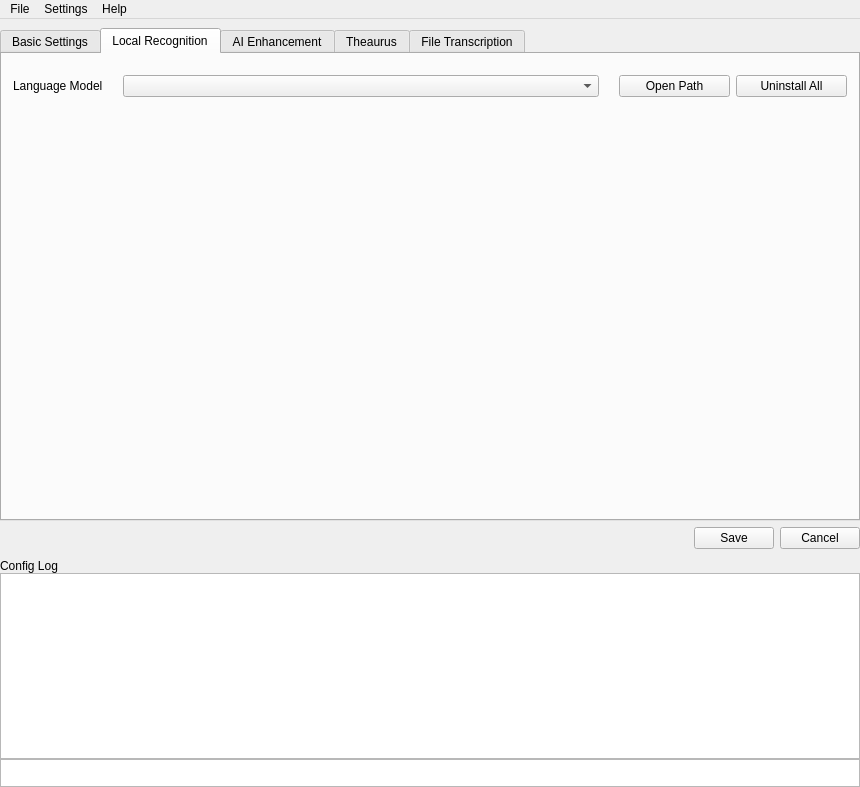
The window that src/MainWin.ui (Zeuear/IME_Audio) describes before a commit, drawn with Qt 5.
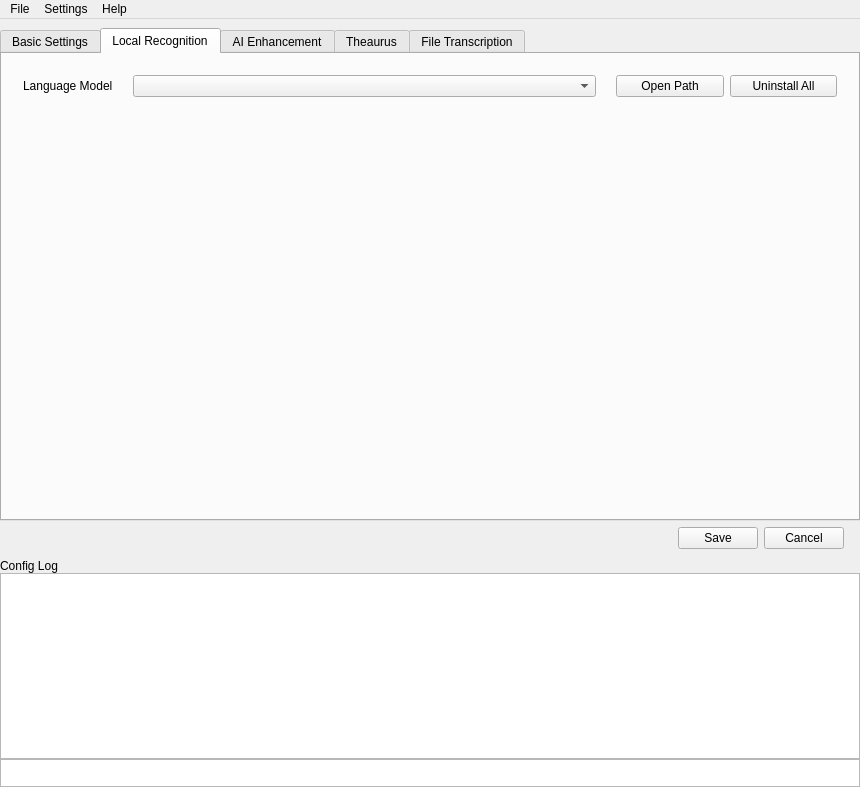
The same window after the commit. Icons and pictures are not drawn. Custom widgets are drawn as their Qt base class.

Commit message: feat(ui): 本地识别页卡片配色与边距微调，版本号升至 1.0.8

Patch:
```diff
--- a/src/MainWin.ui
+++ b/src/MainWin.ui
@@ -603,13 +603,13 @@
             <item>
              <layout class="QGridLayout" name="gridLayout_2" columnstretch="0,1,1,1">
               <property name="leftMargin">
-               <number>0</number>
+               <number>10</number>
               </property>
               <property name="topMargin">
                <number>10</number>
               </property>
               <property name="rightMargin">
-               <number>0</number>
+               <number>10</number>
               </property>
               <property name="bottomMargin">
                <number>10</number>
@@ -965,6 +965,9 @@
       </item>
       <item>
        <layout class="QHBoxLayout" name="horizontalLayout_29">
+        <property name="rightMargin">
+         <number>16</number>
+        </property>
         <item>
          <spacer name="horizontalSpacer_12">
           <property name="orientation">
```
The commit also changes 6 other files.
